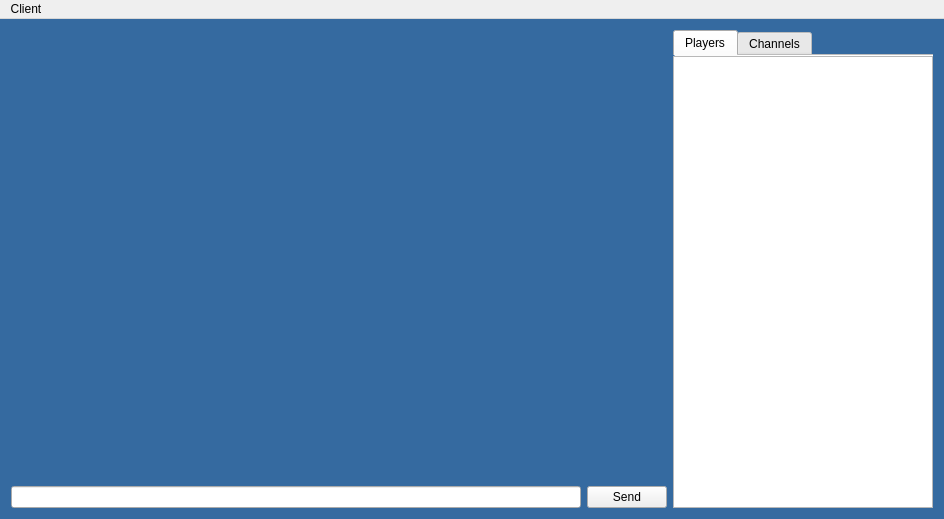
SongSing/MrSaturnOnline, file Client/mainwindow.ui: the form before one commit.
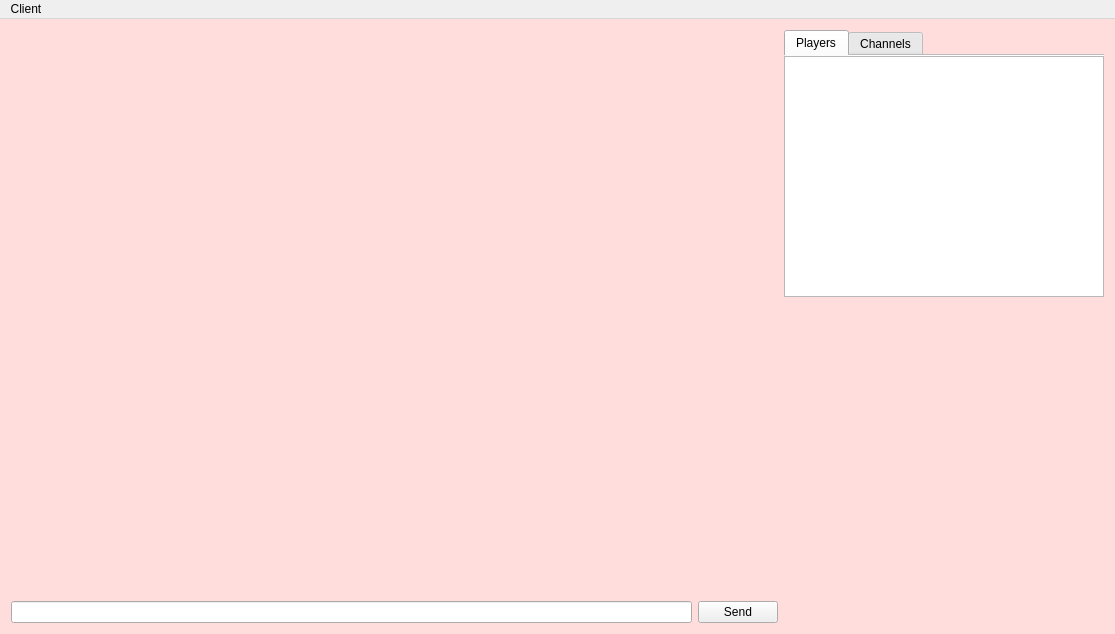
The form after the commit. The open tabs and pages were chosen to show the change. Custom widgets are drawn as their Qt base class.

The edit to the form file:
```diff
--- a/Client/mainwindow.ui
+++ b/Client/mainwindow.ui
@@ -6,8 +6,8 @@
    <rect>
     <x>0</x>
     <y>0</y>
-    <width>944</width>
-    <height>519</height>
+    <width>1115</width>
+    <height>634</height>
    </rect>
   </property>
   <property name="windowTitle">
@@ -16,12 +16,12 @@
   <property name="styleSheet">
    <string notr="true">QLabel
 {
-	color:white;
+	color:black;
 }
 
 #page_3, #page, #tab, #tab_2
 {
-	background: rgba(53,106,160,255);
+	background: #FFDDDD;
 }
 
 #chats QTabPage
@@ -357,6 +357,8 @@
          </layout>
         </item>
         <item>
+         <layout class="QVBoxLayout" name="verticalLayout_7">
+          <item>
          <widget class="QTabWidget" name="tabWidget">
           <property name="sizePolicy">
            <sizepolicy hsizetype="Preferred" vsizetype="Expanding">
@@ -457,6 +459,24 @@
           </widget>
          </widget>
         </item>
+          <item>
+           <widget class="DrawBoard" name="drawBoard" native="true">
+            <property name="minimumSize">
+             <size>
+              <width>320</width>
+              <height>320</height>
+             </size>
+            </property>
+            <property name="maximumSize">
+             <size>
+              <width>320</width>
+              <height>320</height>
+             </size>
+            </property>
+           </widget>
+          </item>
+         </layout>
+        </item>
        </layout>
       </widget>
      </widget>
@@ -468,7 +488,7 @@
     <rect>
      <x>0</x>
      <y>0</y>
-     <width>944</width>
+     <width>1115</width>
      <height>26</height>
     </rect>
    </property>
@@ -493,6 +513,14 @@
   </action>
  </widget>
  <layoutdefault spacing="6" margin="11"/>
+ <customwidgets>
+  <customwidget>
+   <class>DrawBoard</class>
+   <extends>QWidget</extends>
+   <header>drawboard.h</header>
+   <container>1</container>
+  </customwidget>
+ </customwidgets>
  <resources/>
  <connections/>
 </ui>
```
Left out of the diff: 4 changed lines with no effect on the pictures. Lines whose indentation alone changed are shown as unchanged.
